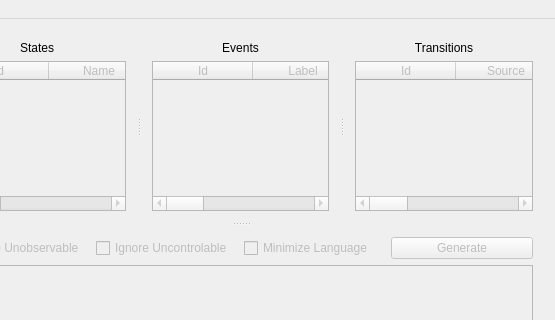
Before: the Qt Designer form TER_Code/mainwindow.ui in Zelteir/automata-to-regular-language, drawn with Qt 5; both pictures show x 281 to 836 and y 0 to 320 of the 836 by 501 pixel window.
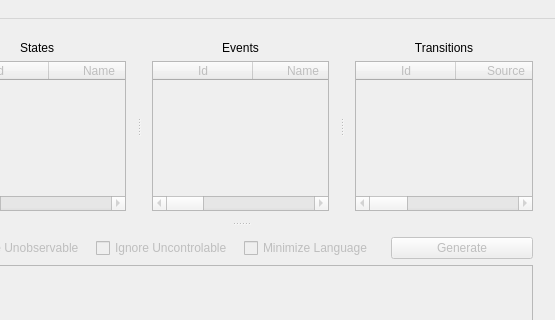
After: the same form once the commit is applied.

What changed in the file:
```diff
--- a/TER_Code/mainwindow.ui
+++ b/TER_Code/mainwindow.ui
@@ -162,7 +162,7 @@
             </column>
             <column>
              <property name="text">
-              <string>Label</string>
+              <string>Name</string>
              </property>
             </column>
             <column>
```
